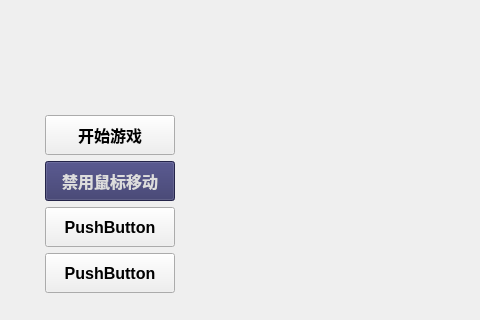
Qt form mainwindow.ui (MrSupremacy/cxsjsx_very_QuTe) before a commit; both pictures show x 0 to 480 and y 280 to 600 of the 900 by 600 pixel window.
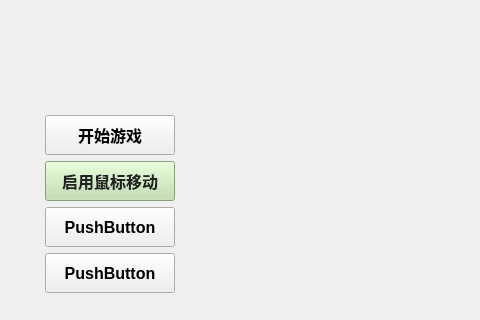
The same form after that commit.

What changed in the file:
```diff
--- a/mainwindow.ui
+++ b/mainwindow.ui
@@ -104,10 +104,10 @@
              </font>
             </property>
             <property name="styleSheet">
-             <string notr="true">background-color: #336; color: #ddd;</string>
+             <string notr="true">background-color: #bda; color: #222;</string>
             </property>
             <property name="text">
-             <string>禁用鼠标移动</string>
+             <string>启用鼠标移动</string>
             </property>
            </widget>
           </item>
```
